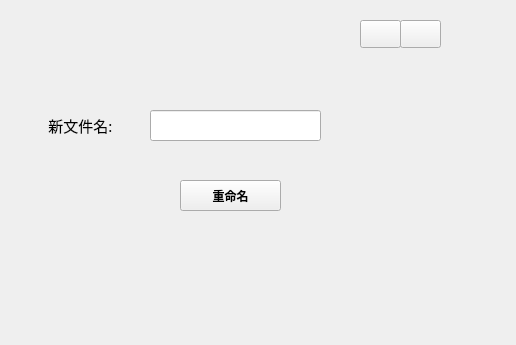
Old version of the form qt/UI/rename_file.ui in the repository entropy2333/MyCloud.
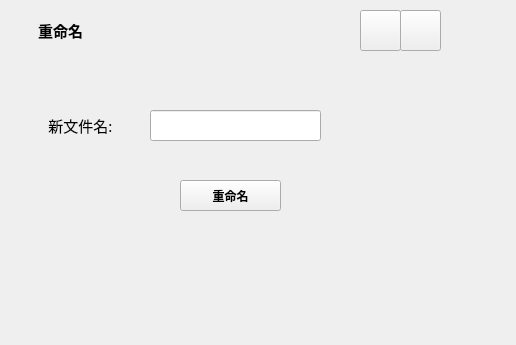
New version of the form.

What changed in the file:
```diff
--- a/qt/UI/rename_file.ui
+++ b/qt/UI/rename_file.ui
@@ -103,9 +103,9 @@
     <property name="geometry">
      <rect>
       <x>10</x>
-      <y>20</y>
+      <y>10</y>
       <width>441</width>
-      <height>31</height>
+      <height>41</height>
      </rect>
     </property>
     <widget class="QPushButton" name="minButton">
@@ -114,7 +114,7 @@
        <x>350</x>
        <y>0</y>
        <width>41</width>
-       <height>28</height>
+       <height>41</height>
       </rect>
      </property>
      <property name="text">
@@ -127,13 +127,37 @@
        <x>390</x>
        <y>0</y>
        <width>41</width>
-       <height>28</height>
+       <height>41</height>
       </rect>
      </property>
      <property name="text">
       <string/>
      </property>
     </widget>
+    <widget class="QLabel" name="label_3">
+     <property name="geometry">
+      <rect>
+       <x>0</x>
+       <y>0</y>
+       <width>101</width>
+       <height>41</height>
+      </rect>
+     </property>
+     <property name="font">
+      <font>
+       <family>幼圆</family>
+       <pointsize>11</pointsize>
+       <weight>75</weight>
+       <bold>true</bold>
+      </font>
+     </property>
+     <property name="text">
+      <string>重命名</string>
+     </property>
+     <property name="alignment">
+      <set>Qt::AlignCenter</set>
+     </property>
+    </widget>
    </widget>
   </widget>
  </widget>
```
